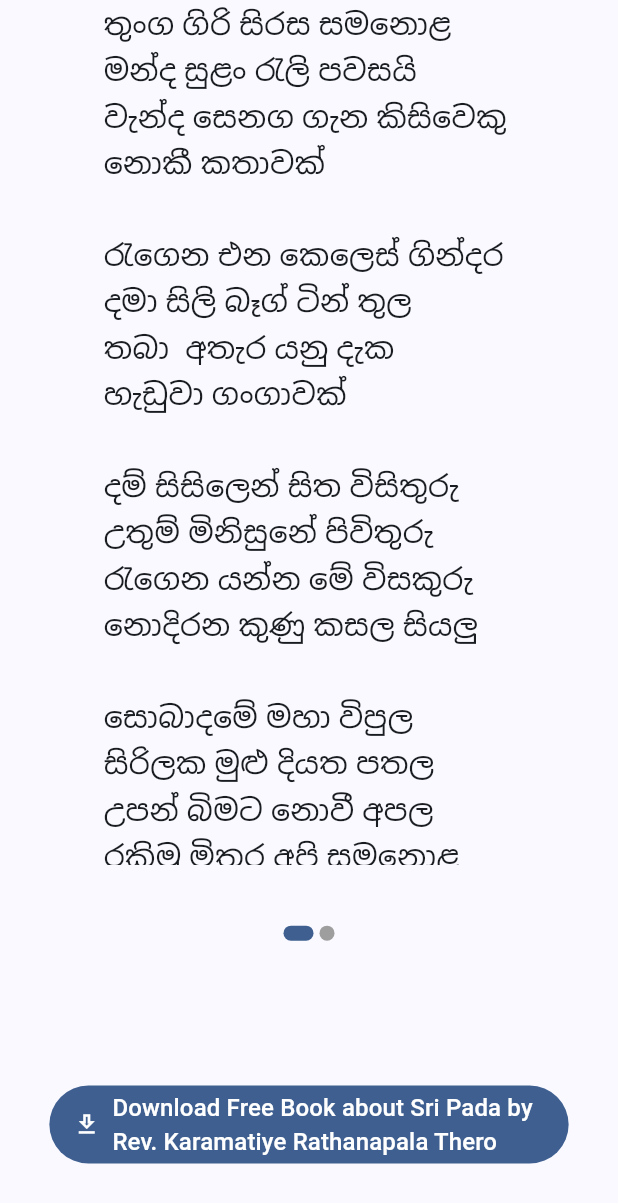
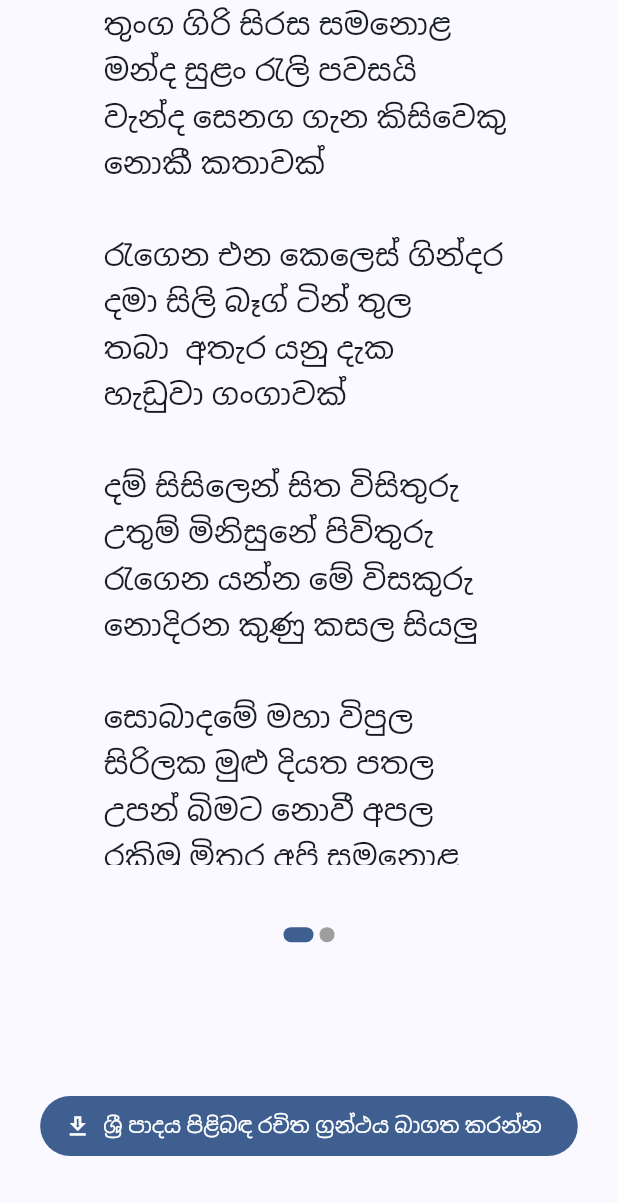
Before and after one commit to Ramith-Gunawardana/Siripa-Sathkaraya, a Flutter app: the SriPadaProtectScreen widget shown alone on an empty page, opened directly, on a phone screen of 412 x 824 dp. Shown: the top 1203 px of the screen. Run offline on Flutter 3.47's test engine with Material 3 defaults, Android fonts, the light colour scheme and no system bars; our stand-ins replace audioplayers, package_info_plus.

Commit message:
Bug fixed and done some changes
Navigation drawer open automatically at start up, download button in sinhala now, gatha screen is now scrollable

```diff
--- a/lib/screens/sripada_protect_screen.dart
+++ b/lib/screens/sripada_protect_screen.dart
@@ -136,17 +136,11 @@ class _SriPadaProtectScreenState extends State<SriPadaProtectScreen> {
           const SizedBox(
             height: 16,
           ),
-          SizedBox(
-            height: 52,
-            child: FilledButton.icon(
-              onPressed: _launchUrl,
-              icon: const Icon(Icons.download_outlined),
-              label: const Text(
-                'Download Free Book about Sri Pada by\nRev. Karamatiye Rathanapala Thero',
-                style: TextStyle(
-                  fontSize: 16,
-                ),
-              ),
+          FilledButton.icon(
+            onPressed: _launchUrl,
+            icon: const Icon(Icons.download_outlined),
+            label: const Text(
+              'ශ්‍රී පාදය පිළිබඳ රචිත ග්‍රන්ථය බාගත කරන්න',
             ),
           ),
           const SizedBox(
```
Also changed, not shown: lib/screens/gaatha_screen.dart (+6 -2 lines), lib/screens/home.dart (+15 -0 lines).
